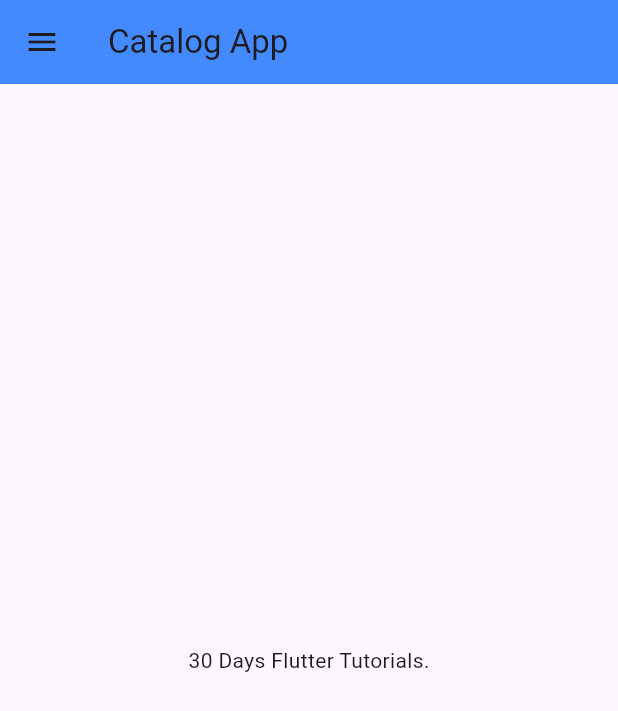
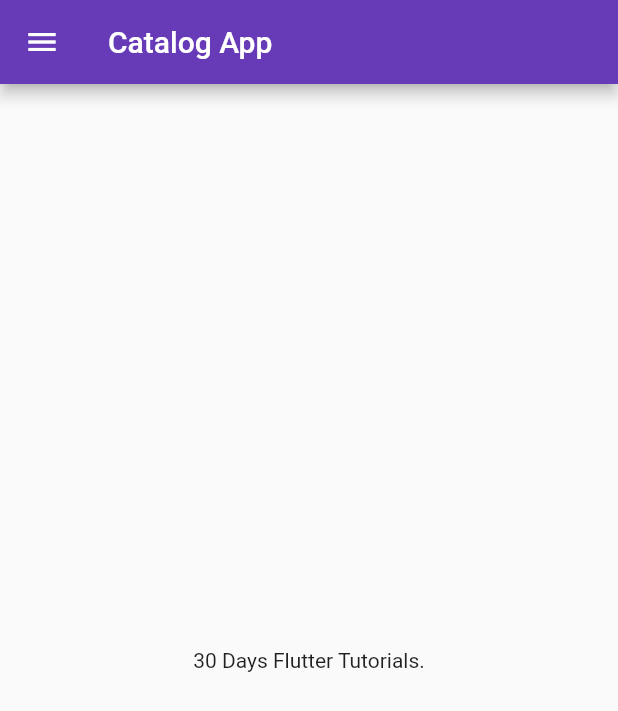
Before and after one commit to shuptorahman/30DaysOfFlutter, a Flutter app: the screen it shows after launch, on a phone screen of 412 x 824 dp. Shown: the top 711 px of the screen. Run offline on Flutter 3.47's test engine with Material 3 defaults, Android fonts, the phone set to English and light mode, and no system bars.

Commit message:
day3 completed2

```diff
--- a/lib/main.dart
+++ b/lib/main.dart
@@ -1,15 +1,32 @@
 import 'package:flutter/material.dart';
-import 'package:flutter_catalog/home_screen.dart';
+import 'package:flutter_catalog/pages/home_screen.dart';
+import 'package:flutter_catalog/pages/login_screen.dart';
 
 void main() {
   runApp(MyApp());
 }
 
 class MyApp extends StatelessWidget {
-  MyApp({super.key});
+  const MyApp({super.key});
 
   @override
   Widget build(BuildContext context) {
-    return MaterialApp(home: HomeScreen());
+    return MaterialApp(
+      themeMode: ThemeMode.light,
+      theme: ThemeData(
+        primarySwatch: Colors.deepPurple,
+        useMaterial3: false,
+      ),
+      darkTheme: ThemeData(
+        brightness: Brightness.dark,
+        useMaterial3: false,
+      ),
+      initialRoute: "/home",
+      routes: {
+        "/": (context) => LoginScreen(),
+        "/home": (context) => HomeScreen(),
+        "/login": (context) => LoginScreen(),
+      },
+    );
   }
 }
--- a/lib/home_screen.dart
+++ b/lib/pages/home_screen.dart
@@ -1,17 +1,14 @@
 import 'package:flutter/material.dart';
 
 class HomeScreen extends StatelessWidget {
-  HomeScreen({super.key});
+  const HomeScreen({super.key});
   final int days = 30;
   final String name = "Flutter";
 
   @override
   Widget build(BuildContext context) {
     return Scaffold(
-      appBar: AppBar(
-        title: Text("Catalog App"),
-        backgroundColor: Colors.blueAccent,
-      ),
+      appBar: AppBar(title: Text("Catalog App")),
       drawer: Drawer(),
       body: Center(
         child: Container(
```
Also changed, not shown: lib/pages/login_screen.dart (added, +21 -0 lines).
